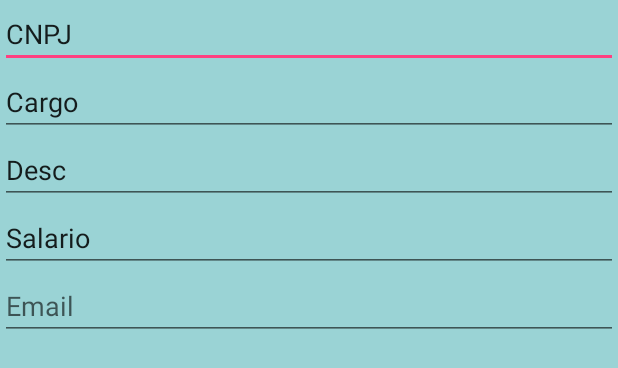
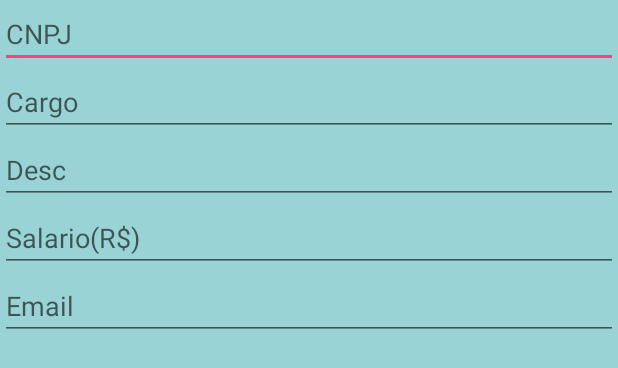
Before and after one commit to Guto-Soato/Jobs, an Android app: the layout lista_vagas.xml on its own in the app's theme, with its tools: preview values and no code run, on a phone screen of 412 x 824 dp. Shown: the top 368 px of the screen. Run offline under Robolectric (Android 15) with nearby library versions, the phone set to English and light mode, and no system bars.

Commit message:
Criadas as classes Vaga, ListaVagas, um menu xml e listaVagas.xml

```diff
--- a/app/src/main/AndroidManifest.xml
+++ b/app/src/main/AndroidManifest.xml
@@ -51,6 +51,7 @@
         <activity android:name=".ActivityCadEmpresa" />
         <activity android:name=".ActivityCadPessoa" />
         <activity android:name=".ListaPostos" />
+        <activity android:name=".ListaVagas" />
         <activity android:name=".ActivityRecupSenha" />
         <!--
              The API key for Google Maps-based APIs is defined as a string resource.
--- a/app/src/main/java/st/mape/jobs/ActivityCadastro.java
+++ b/app/src/main/java/st/mape/jobs/ActivityCadastro.java
@@ -29,8 +29,8 @@ public class ActivityCadastro extends AppCompatActivity {
         btnEmpresa.setOnClickListener(new View.OnClickListener(){
             @Override
             public void onClick(View v) {
-                Intent chamaCadEmpresa = new Intent(ActivityCadastro.this,ActivityCadEmpresa.class);
-                startActivity(chamaCadEmpresa);
+                Intent chamaListaVagas = new Intent(ActivityCadastro.this,ListaVagas.class);
+                startActivity(chamaListaVagas);
             }
         });
 
--- a/app/src/main/java/st/mape/jobs/Vaga.java
+++ b/app/src/main/java/st/mape/jobs/Vaga.java
@@ -66,7 +66,7 @@ public class Vaga {
     }
 
     @Override
-    public String toString() {
+    public String toString() { // Quando aparecer na lista do app, sera mostrado o cargo
         return  cargo;
     }
 }
--- a/app/src/main/res/layout/lista_vagas.xml
+++ b/app/src/main/res/layout/lista_vagas.xml
@@ -6,39 +6,39 @@
     android:background="#9ad3d5">
 
     <EditText
-        android:id="@+id/txtCNPJ"
+        android:id="@+id/editCNPJ"
         android:layout_width="match_parent"
         android:layout_height="wrap_content"
         android:ems="10"
         android:inputType="textPersonName"
-        android:text="CNPJ" />
+        android:hint="CNPJ" />
 
     <EditText
-        android:id="@+id/txtCargo"
+        android:id="@+id/editCargo"
         android:layout_width="match_parent"
         android:layout_height="wrap_content"
         android:ems="10"
         android:inputType="textPersonName"
-        android:text="Cargo" />
+        android:hint="Cargo" />
 
     <EditText
-        android:id="@+id/txtDesc"
+        android:id="@+id/editDesc"
         android:layout_width="match_parent"
         android:layout_height="wrap_content"
         android:ems="10"
         android:inputType="textPersonName"
-        android:text="Desc" />
+        android:hint="Desc" />
 
     <EditText
-        android:id="@+id/txtSalario"
+        android:id="@+id/editSalario"
         android:layout_width="match_parent"
         android:layout_height="wrap_content"
         android:ems="10"
         android:inputType="textPersonName"
-        android:text="Salario" />
+        android:hint="Salario(R$)" />
 
     <EditText
-        android:id="@+id/txtEmail"
+        android:id="@+id/editEmail"
         android:layout_width="match_parent"
         android:layout_height="wrap_content"
         android:ems="10"
@@ -46,6 +46,7 @@
         android:hint="Email"/>
 
     <ListView
+        android:id="@+id/listV_dados"
         android:layout_width="match_parent"
         android:layout_height="match_parent" />
 </LinearLayout>
```
Also changed, not shown: app/src/main/java/st/mape/jobs/ListaVagas.java (+125 -1 lines).
